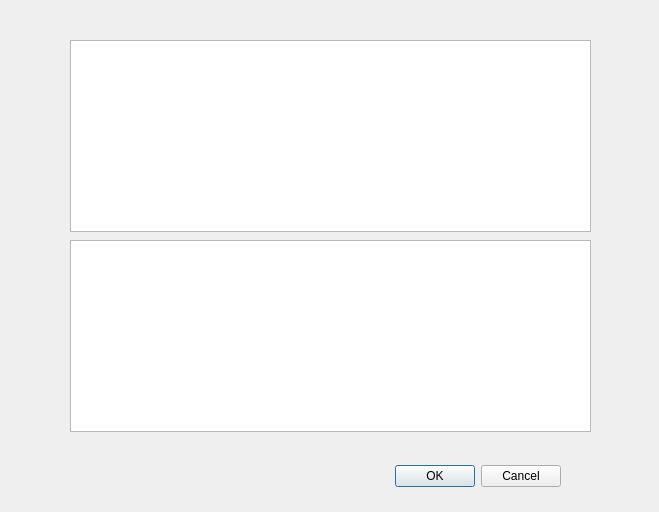
This is relationwindow.ui in hrafnkelli14/Verklegt-verkefni-3 as Qt 5 draws it before an edit. The edited form follows.
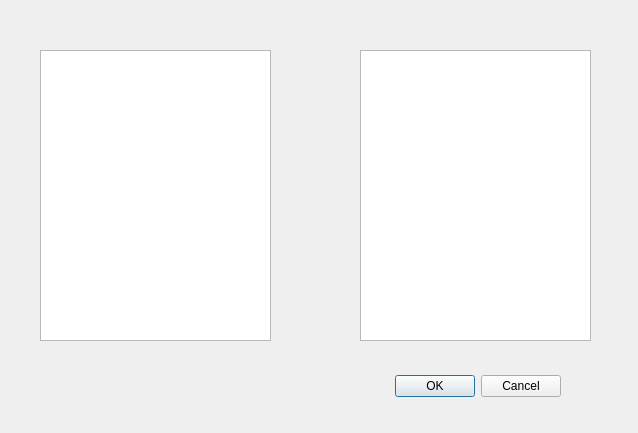
This is the edited form.

Commit message: a nicer windowplacement

```diff
--- a/relationwindow.ui
+++ b/relationwindow.ui
@@ -6,8 +6,8 @@
    <rect>
     <x>0</x>
     <y>0</y>
-    <width>659</width>
-    <height>512</height>
+    <width>638</width>
+    <height>433</height>
    </rect>
   </property>
   <property name="windowTitle">
@@ -17,7 +17,7 @@
    <property name="geometry">
     <rect>
      <x>220</x>
-     <y>460</y>
+     <y>370</y>
      <width>341</width>
      <height>32</height>
     </rect>
@@ -32,20 +32,20 @@
   <widget class="QTableView" name="relatedTable">
    <property name="geometry">
     <rect>
-     <x>70</x>
-     <y>240</y>
-     <width>521</width>
-     <height>192</height>
+     <x>360</x>
+     <y>50</y>
+     <width>231</width>
+     <height>291</height>
     </rect>
    </property>
   </widget>
   <widget class="QTableView" name="nRelatedTable">
    <property name="geometry">
     <rect>
-     <x>70</x>
-     <y>40</y>
-     <width>521</width>
-     <height>192</height>
+     <x>40</x>
+     <y>50</y>
+     <width>231</width>
+     <height>291</height>
     </rect>
    </property>
   </widget>
```
